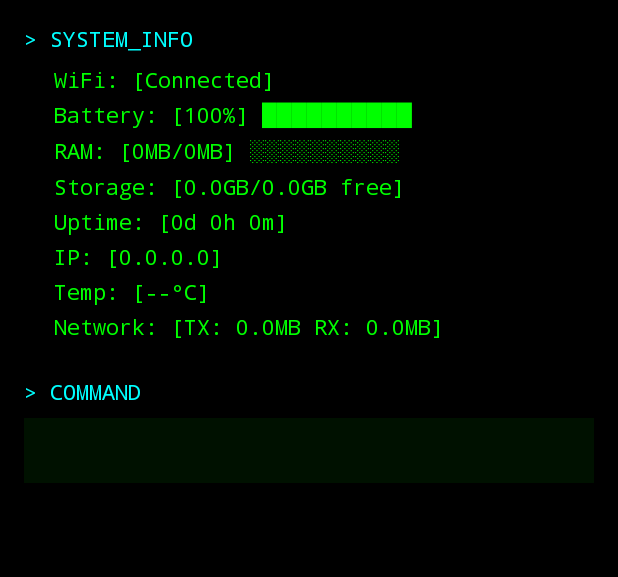
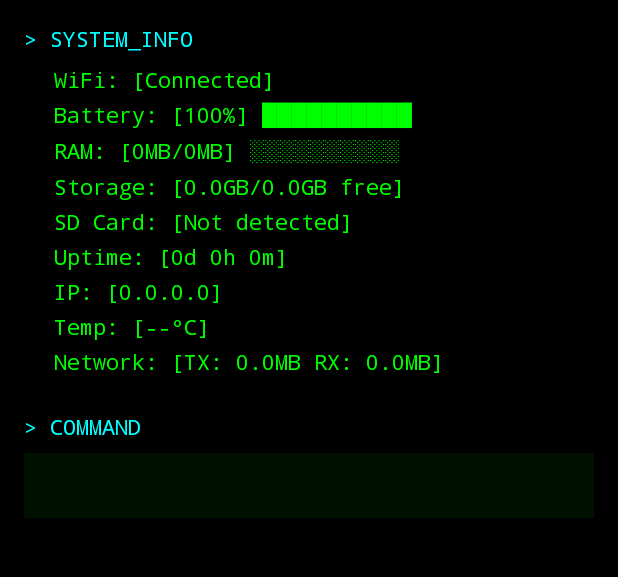
Before and after one commit to JPslaugh/CyberDeckLauncher, an Android app: the screen it shows after launch (MainActivity), on a phone screen of 412 x 824 dp, the part 322-899 px from its top. Run offline under Robolectric (Android 15) with nearby library versions, the phone set to English and light mode, and no system bars.

Commit message:
Add SD card storage info to system monitor
🤖 Generated with [Claude Code](https://claude.com/claude-code)

Co-Authored-By: Claude Sonnet 4.5 <noreply@anthropic.com>

```diff
--- a/app/src/main/java/com/cyberdeck/launcher/MainActivity.java
+++ b/app/src/main/java/com/cyberdeck/launcher/MainActivity.java
@@ -31,7 +31,7 @@ import java.util.Locale;
 public class MainActivity extends Activity {
 
     private LinearLayout pinnedAppsContainer, allAppsContainer;
-    private TextView batteryText, wifiText, timeText, dateText, ramText, storageText, uptimeText, ipText, tempText, networkText;
+    private TextView batteryText, wifiText, timeText, dateText, ramText, storageText, sdCardText, uptimeText, ipText, tempText, networkText;
     private EditText commandInput;
     private List<String> pinnedPackages;
     private List<AppInfo> allApps;
@@ -61,6 +61,7 @@ public class MainActivity extends Activity {
         dateText = findViewById(R.id.dateText);
         ramText = findViewById(R.id.ramText);
         storageText = findViewById(R.id.storageText);
+        sdCardText = findViewById(R.id.sdCardText);
         uptimeText = findViewById(R.id.uptimeText);
         ipText = findViewById(R.id.ipText);
         tempText = findViewById(R.id.tempText);
@@ -151,6 +152,9 @@ public class MainActivity extends Activity {
         // Update Storage
         updateStorage();
 
+        // Update SD Card
+        updateSDCard();
+
         // Update Uptime
         updateUptime();
 
@@ -202,6 +206,36 @@ public class MainActivity extends Activity {
             storageText.setText(String.format(Locale.US, "Storage: [%.1fGB/%.1fGB free]", availGB, totalGB));
         } catch (Exception e) {
             storageText.setText("Storage: [N/A]");
+        }
+    }
+
+    private void updateSDCard() {
+        try {
+            // Check for removable storage (SD card)
+            File[] externalDirs = getExternalFilesDirs(null);
+
+            if (externalDirs != null && externalDirs.length > 1 && externalDirs[1] != null) {
+                // SD card is at index 1 (index 0 is internal storage)
+                String sdPath = externalDirs[1].getAbsolutePath();
+                // Go up to the root of the SD card
+                while (!sdPath.endsWith("/Android")) {
+                    sdPath = new File(sdPath).getParent();
+                }
+                sdPath = new File(sdPath).getParent();
+
+                StatFs stat = new StatFs(sdPath);
+                long availBytes = stat.getAvailableBlocksLong() * stat.getBlockSizeLong();
+                long totalBytes = stat.getBlockCountLong() * stat.getBlockSizeLong();
+
+                float availGB = availBytes / (1024.0f * 1024.0f * 1024.0f);
+                float totalGB = totalBytes / (1024.0f * 1024.0f * 1024.0f);
+
+                sdCardText.setText(String.format(Locale.US, "SD Card: [%.1fGB/%.1fGB free]", availGB, totalGB));
+            } else {
+                sdCardText.setText("SD Card: [Not detected]");
+            }
+        } catch (Exception e) {
+            sdCardText.setText("SD Card: [Not detected]");
         }
     }
 
--- a/app/src/main/res/layout/activity_main.xml
+++ b/app/src/main/res/layout/activity_main.xml
@@ -138,6 +138,17 @@
             android:paddingBottom="4dp" />
 
         <TextView
+            android:id="@+id/sdCardText"
+            android:layout_width="match_parent"
+            android:layout_height="wrap_content"
+            android:text="SD Card: [Not detected]"
+            android:textColor="#00FF00"
+            android:textSize="14sp"
+            android:fontFamily="monospace"
+            android:paddingLeft="20dp"
+            android:paddingBottom="4dp" />
+
+        <TextView
             android:id="@+id/uptimeText"
             android:layout_width="match_parent"
             android:layout_height="wrap_content"
```
